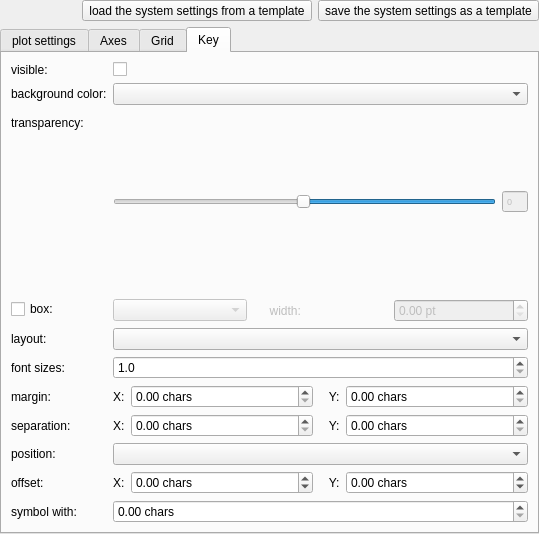
jkriege2/QuickFit3, file plugins/table/qfrdrtableplotsettingswidget.ui: the form before one commit.
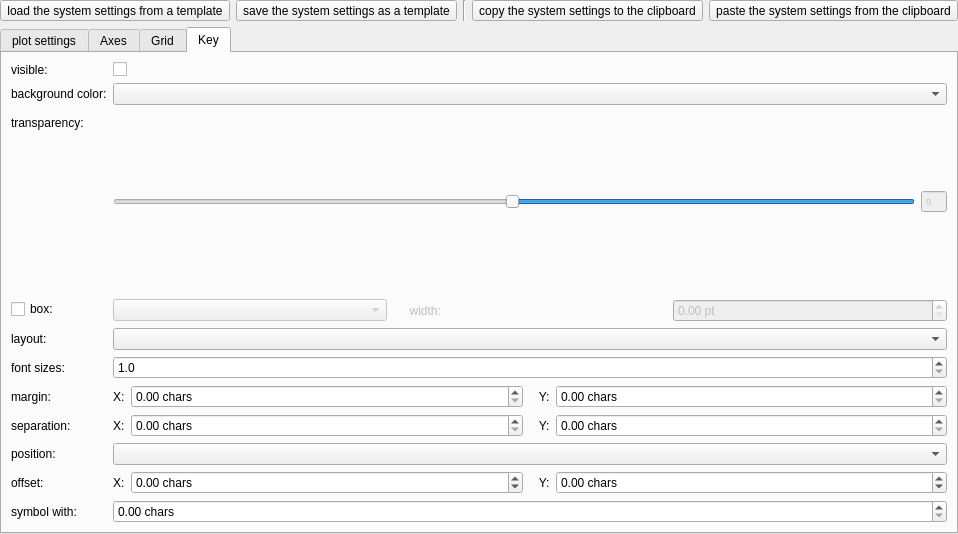
The form after the commit. Icons and pictures are not drawn. Custom widgets are drawn as their Qt base class.

Diff of the .ui file:
```diff
--- a/plugins/table/qfrdrtableplotsettingswidget.ui
+++ b/plugins/table/qfrdrtableplotsettingswidget.ui
@@ -76,6 +76,35 @@
         </property>
        </widget>
       </item>
+      <item>
+       <widget class="Line" name="line">
+        <property name="orientation">
+         <enum>Qt::Vertical</enum>
+        </property>
+       </widget>
+      </item>
+      <item>
+       <widget class="QToolButton" name="btnCopySystem">
+        <property name="text">
+         <string>copy the system settings to the clipboard</string>
+        </property>
+        <property name="icon">
+         <iconset resource="qfrdrtable.qrc">
+          <normaloff>:/table/copy.png</normaloff>:/table/copy.png</iconset>
+        </property>
+       </widget>
+      </item>
+      <item>
+       <widget class="QToolButton" name="btnPasteSystem">
+        <property name="text">
+         <string>paste the system settings from the clipboard</string>
+        </property>
+        <property name="icon">
+         <iconset resource="qfrdrtable.qrc">
+          <normaloff>:/table/paste.png</normaloff>:/table/paste.png</iconset>
+        </property>
+       </widget>
+      </item>
      </layout>
     </widget>
    </item>
```
